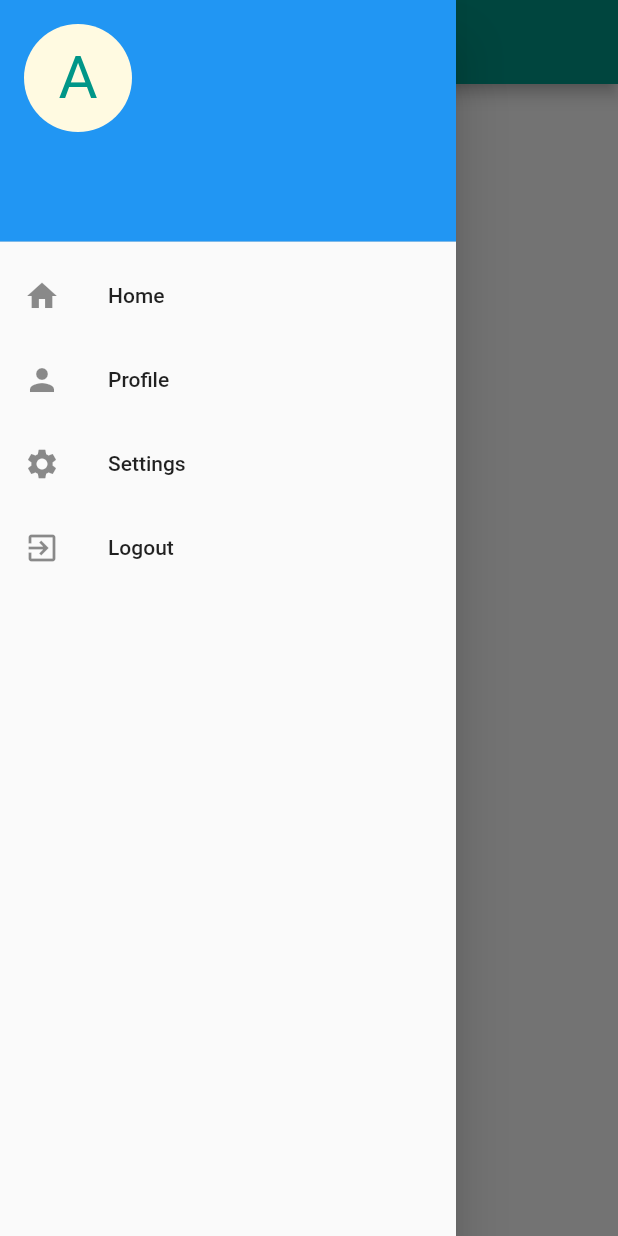
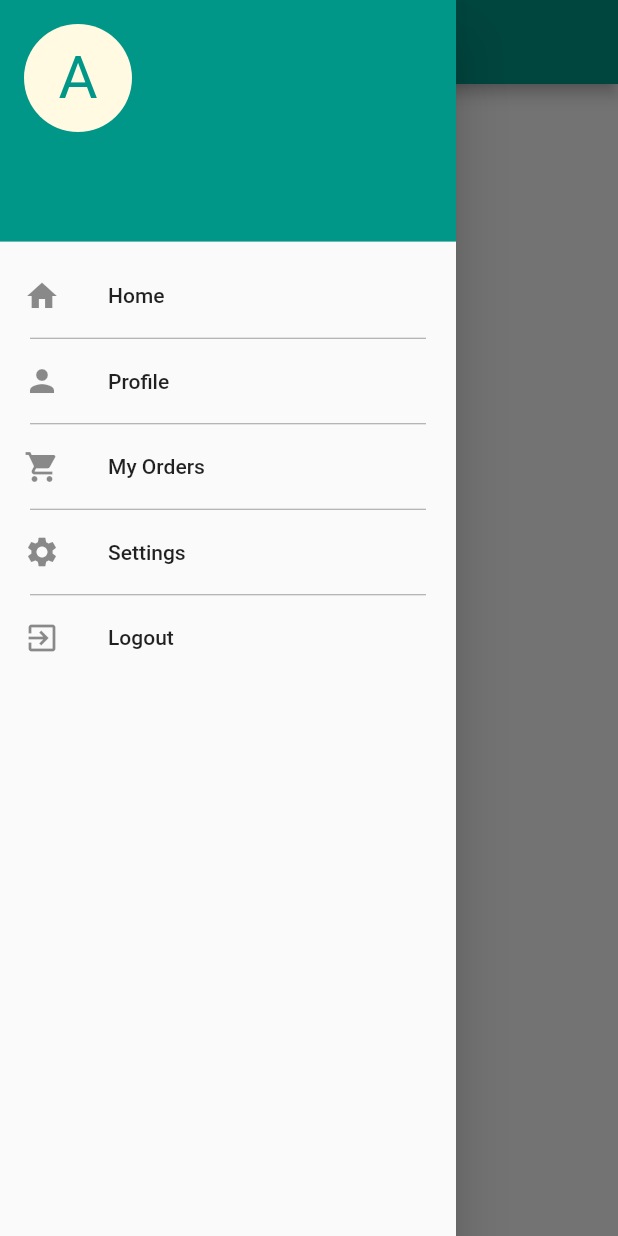
Before and after one commit to 44mkashif/gikiEats, a Flutter app: the screen it shows once a user with an empty profile is signed in, with the side drawer open, on a phone screen of 412 x 824 dp. Run offline on Flutter 3.47's test engine with Material 2 defaults, Android fonts, the phone set to English and light mode, and no system bars; our stand-ins replace cloud_firestore, firebase_auth, flutter_spinkit; accounts and stored records are empty.

Commit message:
Navigation Drawer created

```diff
--- a/lib/ui/home.dart
+++ b/lib/ui/home.dart
@@ -44,6 +44,9 @@ class _HomeState extends State<Home> {
                   ),
                 ),
               ),
+              decoration: BoxDecoration(
+                color: teal
+              ),
             ),
             ListTile(
               leading: Icon(Icons.home),
@@ -53,6 +56,12 @@ class _HomeState extends State<Home> {
                 // ...
               },
             ),
+            Divider(
+              height: 1,
+              color: Colors.grey,
+              indent: 20,
+              endIndent: 20,
+            ),
             ListTile(
               leading: Icon(Icons.person),
               title: Text('Profile'),
@@ -61,6 +70,26 @@ class _HomeState extends State<Home> {
                 // ...
               },
             ),
+            Divider(
+              height: 1,
+              color: Colors.grey,
+              indent: 20,
+              endIndent: 20,
+            ),
+            ListTile(
+              leading: Icon(Icons.shopping_cart),
+              title: Text('My Orders'),
+              onTap: () {
+                // Update the state of the app.
+                // ...
+              },
+            ),
+            Divider(
+              height: 1,
+              color: Colors.grey,
+              indent: 20,
+              endIndent: 20,
+            ),
             ListTile(
               leading: Icon(Icons.settings),
               title: Text('Settings'),
@@ -68,6 +97,12 @@ class _HomeState extends State<Home> {
                 // Update the state of the app.
                 // ...
               },
+            ),
+            Divider(
+              height: 1,
+              color: Colors.grey,
+              indent: 20,
+              endIndent: 20,
             ),
             ListTile(
               leading: Icon(Icons.exit_to_app),
```
